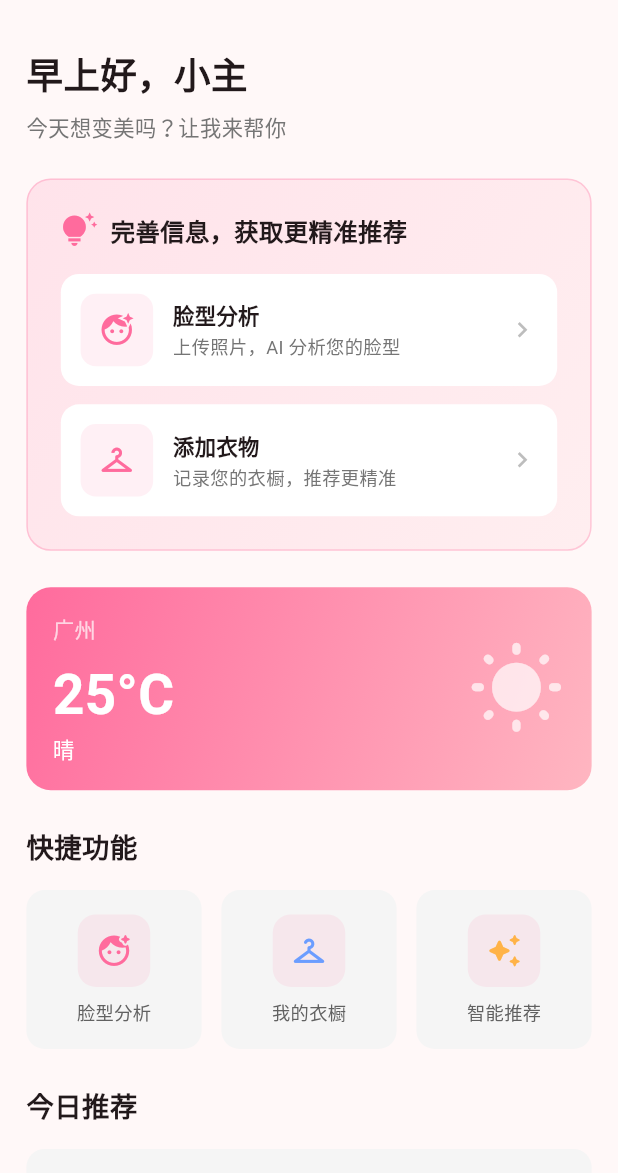
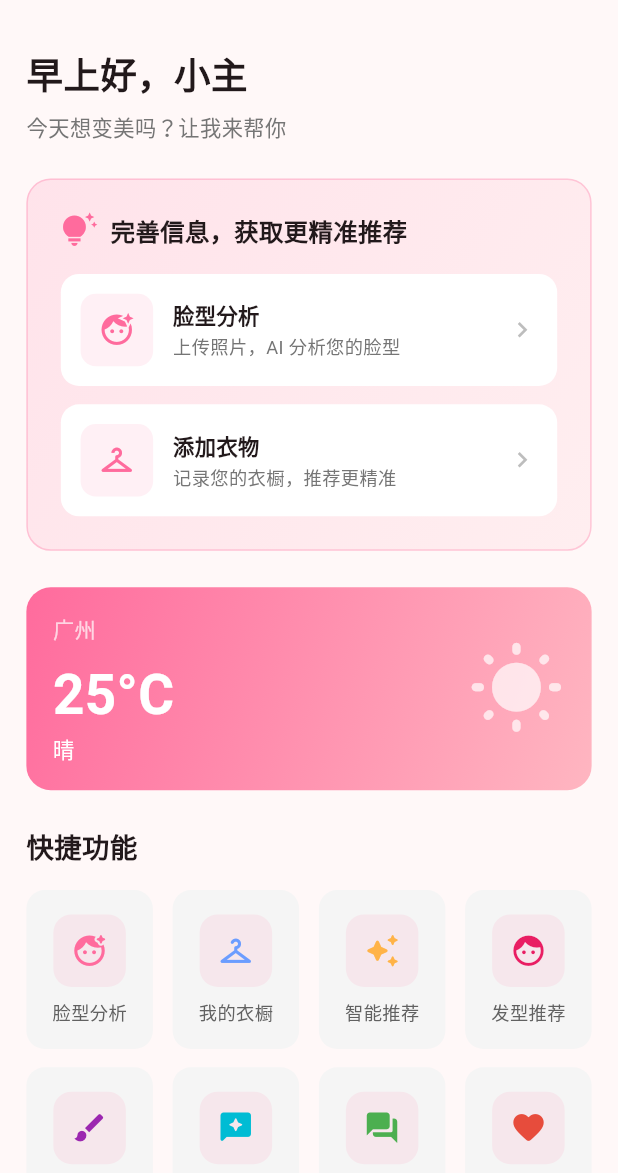
Before and after one commit to Junior-Mandy888/beauty-advisor, a Flutter app: the HomeScreen screen opened by its route, on a phone screen of 412 x 824 dp, the part 63-1236 px from its top. Run offline on Flutter 3.47's test engine with Material 3 defaults, Android fonts, the phone set to English and light mode, and no system bars; our stand-ins replace cached_network_image, dio, flutter_screenutil, go_router, image_picker, shared_preferences and 1 more; accounts and stored records are empty; network calls fail.

Commit message:
feat: 首页入口整合 - 添加发型/妆容/试衣/社区入口

```diff
--- a/lib/screens/home/home_screen.dart
+++ b/lib/screens/home/home_screen.dart
@@ -351,6 +351,7 @@ class _HomeScreenState extends State<HomeScreen> {
       children: [
         Text('快捷功能', style: TextStyle(fontSize: 18.sp, fontWeight: FontWeight.bold)),
         SizedBox(height: 16.h),
+        // 第一行
         Row(
           children: [
             BrandIconButton(
@@ -372,6 +373,46 @@ class _HomeScreenState extends State<HomeScreen> {
               label: FeatureIconConfig.recommendation.label,
               onTap: () => context.push('/recommendation'),
               iconColor: FeatureIconConfig.recommendation.color,
+            ),
+            SizedBox(width: 12.w),
+            BrandIconButton(
+              icon: FeatureIconConfig.hairstyle.icon,
+              label: FeatureIconConfig.hairstyle.label,
+              onTap: () => context.push('/hairstyle'),
+              iconColor: FeatureIconConfig.hairstyle.color,
+            ),
+          ],
+        ),
+        SizedBox(height: 12.h),
+        // 第二行
+        Row(
+          children: [
+            BrandIconButton(
+              icon: FeatureIconConfig.makeup.icon,
+              label: FeatureIconConfig.makeup.label,
+              onTap: () => context.push('/makeup'),
+              iconColor: FeatureIconConfig.makeup.color,
+            ),
+            SizedBox(width: 12.w),
+            BrandIconButton(
+              icon: FeatureIconConfig.virtualTryOn.icon,
+              label: FeatureIconConfig.virtualTryOn.label,
+              onTap: () => context.push('/virtual-tryon'),
+              iconColor: FeatureIconConfig.virtualTryOn.color,
+            ),
+            SizedBox(width: 12.w),
+            BrandIconButton(
+              icon: FeatureIconConfig.community.icon,
+              label: FeatureIconConfig.community.label,
+              onTap: () => context.push('/community'),
+              iconColor: FeatureIconConfig.community.color,
+            ),
+            SizedBox(width: 12.w),
+            BrandIconButton(
+              icon: FeatureIconConfig.favorite.icon,
+              label: FeatureIconConfig.favorite.label,
+              onTap: () => context.push('/profile'),
+              iconColor: FeatureIconConfig.favorite.color,
             ),
           ],
         ),
--- a/lib/widgets/brand_icons.dart
+++ b/lib/widgets/brand_icons.dart
@@ -206,6 +206,30 @@ class FeatureIconConfig {
     color: Color(0xFF95A5A6),
     label: '设置',
   );
+
+  static FeatureIconConfig get hairstyle => const FeatureIconConfig(
+    icon: Icons.face_rounded,
+    color: Color(0xFFE91E63),
+    label: '发型推荐',
+  );
+
+  static FeatureIconConfig get makeup => const FeatureIconConfig(
+    icon: Icons.brush_rounded,
+    color: Color(0xFF9C27B0),
+    label: '妆容教程',
+  );
+
+  static FeatureIconConfig get virtualTryOn => const FeatureIconConfig(
+    icon: Icons.try_sms_star_rounded,
+    color: Color(0xFF00BCD4),
+    label: '虚拟试衣',
+  );
+
+  static FeatureIconConfig get community => const FeatureIconConfig(
+    icon: Icons.forum_rounded,
+    color: Color(0xFF4CAF50),
+    label: '美妆社区',
+  );
 }
 
 /// 天气图标配置
```
Also changed, not shown: 2 other files.
